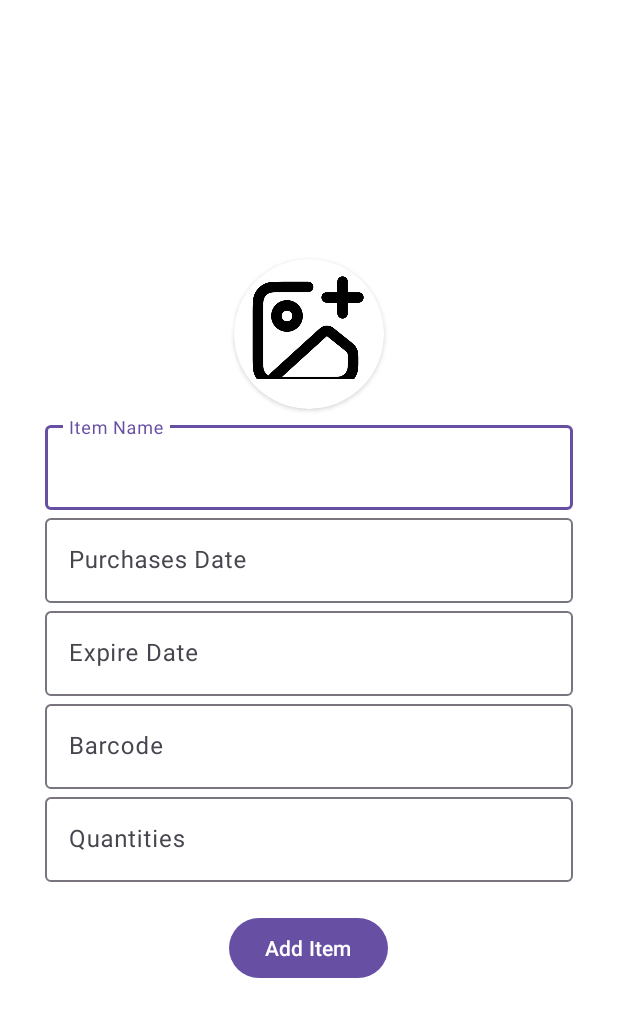
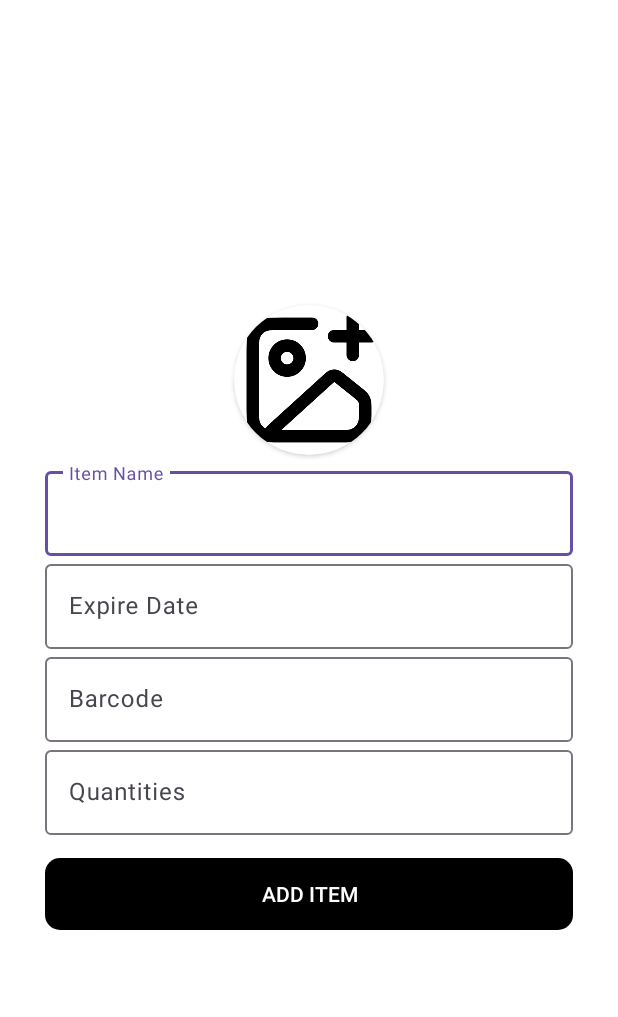
Before and after one commit to SHENG-11/GroceryExpiryTrackingSystem, an Android app: the Item_add screen opened directly, with no data from a screen before it, on a phone screen of 412 x 824 dp. Shown: the top 1017 px of the screen. Run offline under Robolectric (Android 15) with nearby library versions, the phone set to English and light mode, and no system bars; our stand-ins replace Firebase (no records; nobody signed in at launch, a user with empty details on screens opened directly); libraries missing offline, so code that uses them is left out: com.journeyapps.barcodescanner.

Commit message:
Error fix, floating button, update function

```diff
--- a/app/src/main/java/com/example/groceryexpirytrackingapp/ItemAdapter.java
+++ b/app/src/main/java/com/example/groceryexpirytrackingapp/ItemAdapter.java
@@ -25,7 +25,6 @@ public class ItemAdapter extends RecyclerView.Adapter<ItemAdapter.MyViewHolder>
     List<ItemVer1> itemList;
     Context context;
     Date expiredate;
-
 
     public ItemAdapter(Context context, List<ItemVer1> itemList) {
         this.context = context;
--- a/app/src/main/java/com/example/groceryexpirytrackingapp/ItemVer1.java
+++ b/app/src/main/java/com/example/groceryexpirytrackingapp/ItemVer1.java
@@ -15,10 +15,9 @@ public class ItemVer1 {
         this.key = key;
     }
 
-    public ItemVer1(String name, String exp_date, String purchasedate, String barcode, String imageUrl, int numOfItem) {
+    public ItemVer1(String name, String exp_date, String barcode, String imageUrl, int numOfItem) {
         this.name = name;
         this.exp_date = exp_date;
-        this.purchasedate = purchasedate;
         this.barcode = barcode;
         this.ImageUrl = imageUrl;
         this.NumOfItem = numOfItem;
--- /dev/null
+++ b/app/src/main/res/drawable/baseline_done_24.xml
@@ -0,0 +1,5 @@
+<vector android:height="24dp" android:tint="#FFFFFF"
+    android:viewportHeight="24" android:viewportWidth="24"
+    android:width="24dp" xmlns:android="http://schemas.android.com/apk/res/android">
+    <path android:fillColor="@android:color/white" android:pathData="M9,16.2L4.8,12l-1.4,1.4L9,19 21,7l-1.4,-1.4L9,16.2z"/>
+</vector>
--- a/app/src/main/res/layout/activity_item_add.xml
+++ b/app/src/main/res/layout/activity_item_add.xml
@@ -30,12 +30,11 @@
                 android:elevation="10dp">
                 <ImageView
                     android:id="@+id/userPicture1"
-                    android:layout_width="90dp"
-                    android:layout_height="80dp"
-                    android:paddingTop="20dp"
-                    android:paddingLeft="5dp"
-                    android:src="@drawable/add_image"
-                    android:scaleType="centerCrop"/>
+                    android:layout_width="match_parent"
+                    android:layout_height="match_parent"
+                    android:adjustViewBounds="true"
+                    android:scaleType="centerCrop"
+                    android:src="@drawable/add_image" />
             </androidx.cardview.widget.CardView>
             <com.google.android.material.textfield.TextInputLayout
                 android:layout_width="match_parent"
@@ -47,16 +46,7 @@
                     android:layout_height="wrap_content"
                     android:hint="@string/item_name" />
             </com.google.android.material.textfield.TextInputLayout>
-            <com.google.android.material.textfield.TextInputLayout
-                android:layout_width="match_parent"
-                android:layout_height="wrap_content">
 
-                <com.google.android.material.textfield.TextInputEditText
-                    android:id="@+id/item_instock_date"
-                    android:layout_width="match_parent"
-                    android:layout_height="wrap_content"
-                    android:hint="@string/purchases_date" />
-            </com.google.android.material.textfield.TextInputLayout>
             <com.google.android.material.textfield.TextInputLayout
                 android:layout_width="match_parent"
                 android:layout_height="wrap_content">
@@ -92,13 +82,14 @@
 
             </com.google.android.material.textfield.TextInputLayout>
 
-            <Button
+            <androidx.appcompat.widget.AppCompatButton
                 android:id="@+id/btn_add_item"
-                android:layout_width="wrap_content"
+                android:layout_width="match_parent"
                 android:layout_height="wrap_content"
-                android:layout_gravity="center"
-                android:layout_marginTop="20dp"
-                android:layout_weight="1"
+                android:background="@drawable/custom_bottom"
+                android:textColor="#fff"
+                android:layout_marginTop="15dp"
+                android:layout_marginBottom="5dp"
                 android:text="@string/add_item" />
         </LinearLayout>
     </ScrollView>
--- a/app/src/main/res/layout/activity_user_profile.xml
+++ b/app/src/main/res/layout/activity_user_profile.xml
@@ -27,8 +27,10 @@
 
             <ImageView
                 android:id="@+id/userPicture1"
-                android:layout_width="100dp"
-                android:layout_height="100dp"
+                android:layout_width="match_parent"
+                android:layout_height="match_parent"
+                android:adjustViewBounds="true"
+                android:scaleType="centerCrop"
                 android:src="@drawable/profile2" />
 
         </androidx.cardview.widget.CardView>
```
Also changed, not shown: app/src/main/java/com/example/groceryexpirytrackingapp/Item_Update.java (+22 -25 lines), app/src/main/java/com/example/groceryexpirytrackingapp/Item_add.java (+26 -32 lines), app/src/main/res/layout/activity_item_update.xml (+21 -16 lines), app/src/main/res/layout/activity_main.xml (+5 -3 lines).
